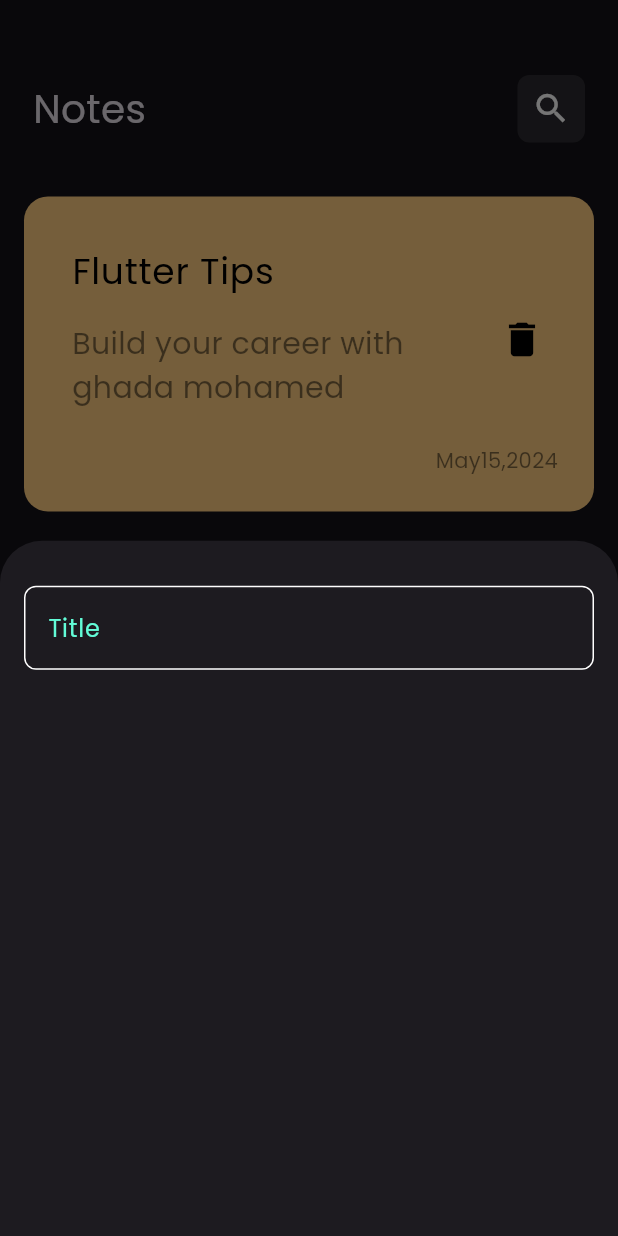
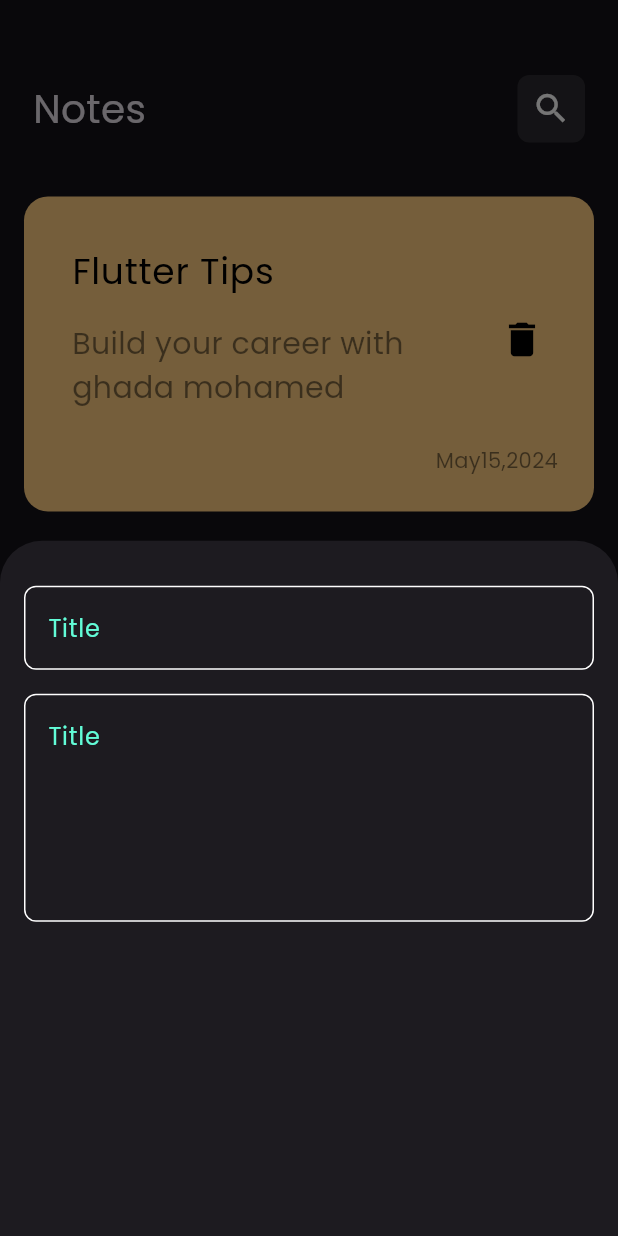
Before and after one commit to Ghada-Mohamed-Khalaf/notes_app, a Flutter app: the screen it shows after launch, after a tap on the "add" icon, on a phone screen of 412 x 824 dp. Run offline on Flutter 3.47's test engine with Material 3 defaults, Android fonts, the phone set to English and light mode, and no system bars.

Commit message:
add field to bottom sheet

```diff
--- a/lib/views/widgets/custom_text_field.dart
+++ b/lib/views/widgets/custom_text_field.dart
@@ -2,12 +2,15 @@ import 'package:flutter/material.dart';
 import 'package:notes_app/views/widgets/constant.dart';
 
 class CustomTextField extends StatelessWidget {
-  const CustomTextField({super.key});
+  const CustomTextField({super.key,required this.hint,this.maxLines=1});
+  final String hint;
+  final int maxLines;
 
   @override
   Widget build(BuildContext context) {
     return TextField(
       cursorColor: KPrimaryColor,
+      maxLines: maxLines,
       decoration: InputDecoration(
         hintText: "Title",
           hintStyle:TextStyle(
--- a/lib/views/widgets/note_bottom_sheet.dart
+++ b/lib/views/widgets/note_bottom_sheet.dart
@@ -6,12 +6,14 @@ class AddNoteBottomSheet extends StatelessWidget {
 
   @override
   Widget build(BuildContext context) {
-    return  Padding(
-      padding: const EdgeInsets.symmetric(horizontal: 16),
+    return  const Padding(
+      padding: EdgeInsets.symmetric(horizontal: 16),
       child: Column(
         children: [
           SizedBox(height: 30,),
-          CustomTextField(),
+          CustomTextField(hint: 'title',),
+          SizedBox(height: 16,),
+          CustomTextField(hint: 'content',maxLines: 5,),
 
         ],
       ),
```
